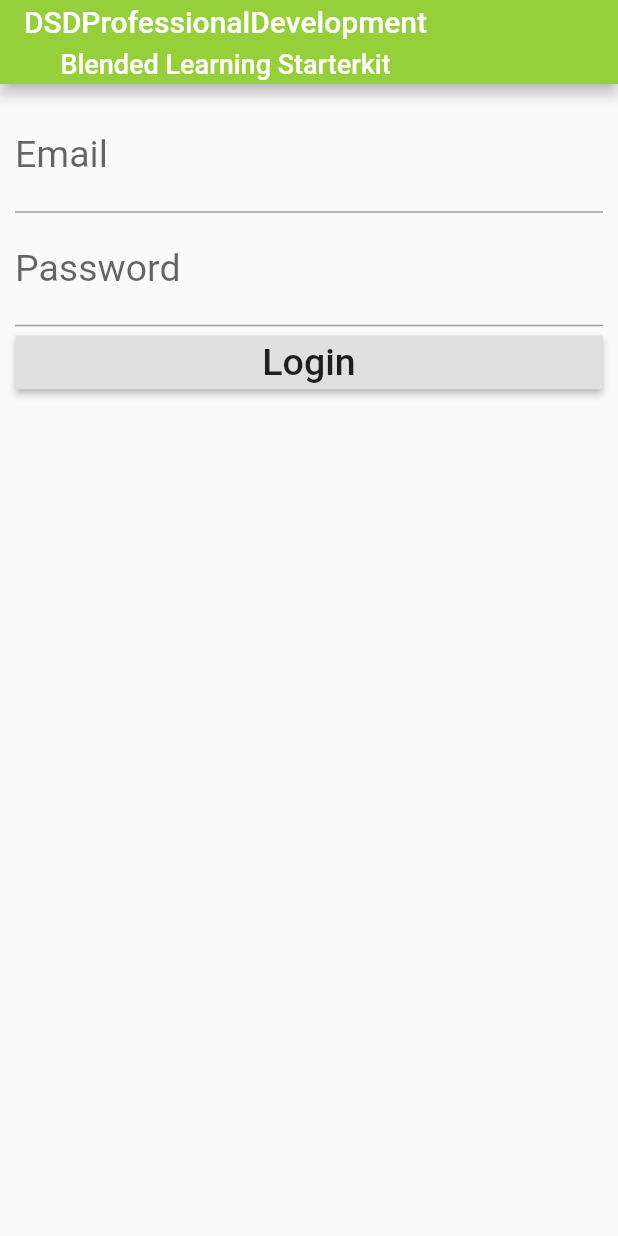
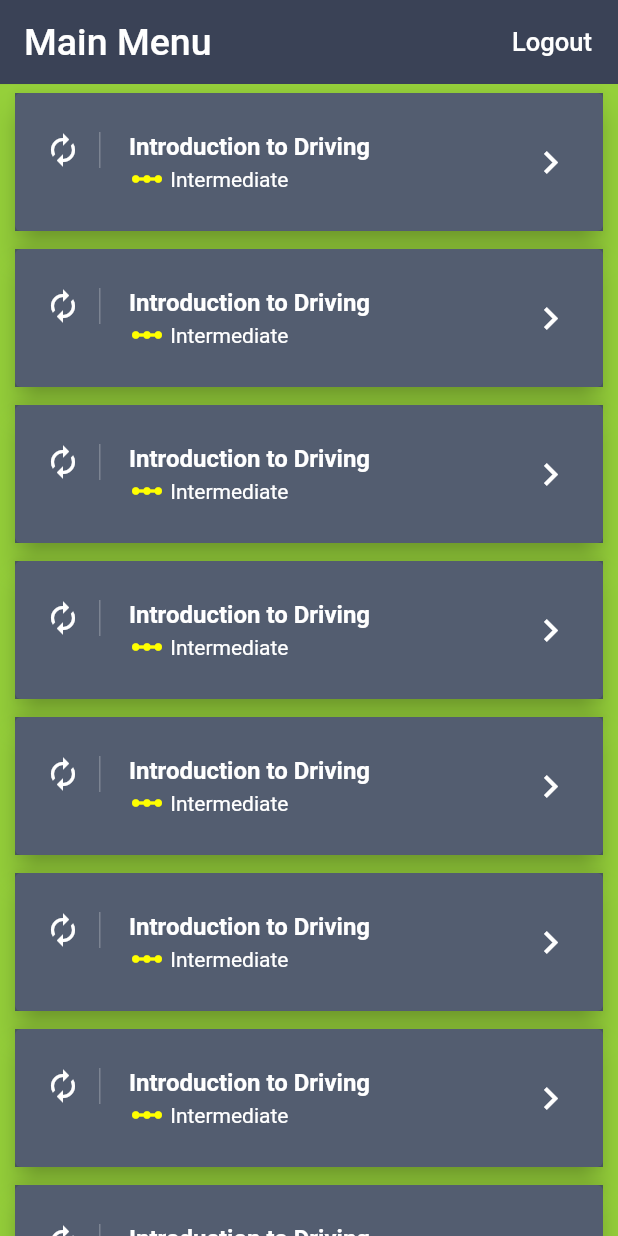
Before and after one commit to jeffdsdpd/blendedlearningstarterkit, a Flutter app: the screen it shows after launch, on a phone screen of 412 x 824 dp. Run offline on Flutter 3.47's test engine with Material 2 defaults, Android fonts, the phone set to English and light mode, and no system bars; our stand-ins replace firebase_auth; accounts and stored records are empty.

Commit message:
added list page and addiitinal code

```diff
--- /dev/null
+++ b/lib/home_page.dart
@@ -0,0 +1,87 @@
+import 'package:flutter/material.dart';
+import 'auth.dart';
+
+class HomePage extends StatefulWidget {
+HomePage({this.auth, this.onSignedOut});
+
+final BaseAuth auth;
+final VoidCallback onSignedOut;
+
+@override
+  _HomePageState createState() => _HomePageState();
+}
+
+class _HomePageState extends State<HomePage> {
+
+void _signOut() async {
+  try {
+    await widget.auth.signOut();
+    widget.onSignedOut();
+  }catch (e) {
+    print(e);
+  }
+}
+
+@override
+   Widget build(BuildContext context) {
+    return Scaffold(
+      backgroundColor: Color(0xFF95D03A),
+      appBar: AppBar(
+        elevation: 0.1,
+        backgroundColor: Color.fromRGBO(58, 66, 86, 1.0),
+        title: Text('Main Menu', style: TextStyle(color: Colors.white, fontSize: 25.0)),
+        actions: <Widget>[
+          FlatButton(
+            child: Text('Logout', style: TextStyle(fontSize: 17.0, color: Colors. white)),
+            onPressed: _signOut
+          )
+      ],
+    ),
+    body: makeBody,
+    );
+   }
+
+  final makeBody = Container(
+    child: ListView.builder(
+      scrollDirection: Axis.vertical,
+      shrinkWrap: true,
+      itemCount: 10,
+      itemBuilder: (BuildContext context, int index) {
+        return makeCard;
+      },
+    ),
+  );
+} // _HomePageState
+
+final makeCard = Card(
+      elevation: 8.0,
+      margin: new EdgeInsets.symmetric(horizontal: 10.0, vertical: 6.0),
+      child: Container(
+        decoration: BoxDecoration(color: Color.fromRGBO(64, 75, 96, .9)),
+        child: makeListTile,
+      ),
+    );
+
+final makeListTile = ListTile(
+        contentPadding: EdgeInsets.symmetric(horizontal: 20.0, vertical: 10.0),
+        leading: Container(
+          padding: EdgeInsets.only(right: 12.0),
+          decoration: new BoxDecoration(
+              border: new Border(
+                  right: new BorderSide(width: 1.0, color: Colors.white24))),
+          child: Icon(Icons.autorenew, color: Colors.white),
+        ),
+        title: Text(
+          "Introduction to Driving",
+          style: TextStyle(color: Colors.white, fontWeight: FontWeight.bold),
+        ),
+        // subtitle: Text("Intermediate", style: TextStyle(color: Colors.white)),
+
+        subtitle: Row(
+          children: <Widget>[
+            Icon(Icons.linear_scale, color: Colors.yellowAccent),
+            Text(" Intermediate", style: TextStyle(color: Colors.white))
+          ],
+        ),
+        trailing:
+            Icon(Icons.keyboard_arrow_right, color: Colors.white, size: 30.0));
--- a/lib/main.dart
+++ b/lib/main.dart
@@ -1,18 +1,18 @@
+import 'package:blendedlearningstarterkit/auth.dart';
 import 'package:flutter/material.dart';
-import 'login_page.dart';
+import 'auth.dart';
+import 'root_page.dart';
 
 void main() => runApp(MyApp());
 
 class MyApp extends StatelessWidget {
-  // This widget is the root of the application.
   @override
   Widget build(BuildContext context) {
     return new MaterialApp(
       title: 'Blended Learning Starter Kit',
-      theme: new ThemeData(
-        primarySwatch: Colors.blue,
+      theme: new ThemeData(primaryColor: Color(0xFF95D03A),
       ),
-      home: new LoginPage()
+      home: new RootPage(auth: new Auth())
     );
   }
 }
--- /dev/null
+++ b/lib/root_page.dart
@@ -0,0 +1,61 @@
+import 'package:blendedlearningstarterkit/home_page.dart';
+import 'package:flutter/material.dart';
+import 'login_page.dart';
+import 'auth.dart';
+import 'home_page.dart';
+
+class RootPage extends StatefulWidget {
+  RootPage({this.auth});
+  final BaseAuth auth;
+
+  @override
+  State<StatefulWidget> createState() => _RootPageState();
+}
+
+enum AuthStatus {
+  notSignedIn,
+  signedIn
+}
+
+class _RootPageState extends State<RootPage> {
+
+  AuthStatus authStatus = AuthStatus.notSignedIn;
+
+  @override
+  void initState() {
+    super.initState();
+    widget.auth.currentUser().then((userId) {
+      setState(() {
+        authStatus = userId == null ? AuthStatus.notSignedIn : AuthStatus.signedIn;
+      });
+    });
+  }
+
+  void _signedIn() {
+    setState(() {
+      authStatus = AuthStatus.signedIn;
+    });
+  }
+
+    void _signedOut() {
+    setState(() {
+      authStatus = AuthStatus.notSignedIn;
+    });
+  }
+
+  @override
+  Widget build(BuildContext context) {
+    switch(authStatus) {
+      case AuthStatus.notSignedIn:
+        return LoginPage(
+          auth: widget.auth,
+          onSignedIn: _signedIn,
+          );
+      case AuthStatus.signedIn:
+        return HomePage(
+          auth: widget.auth,
+          onSignedOut: _signedOut
+        );
+    }
+  }
+}
--- a/pubspec.yaml
+++ b/pubspec.yaml
@@ -17,3 +17,5 @@ dev_dependencies:
 
 flutter:
   uses-material-design: true
+  assets:
+    - assets/images/
```
Also changed, not shown: lib/auth.dart (added, +32 -0 lines), lib/login_page.dart (+68 -12 lines), assets/images/3PhasesBL.png (added).
